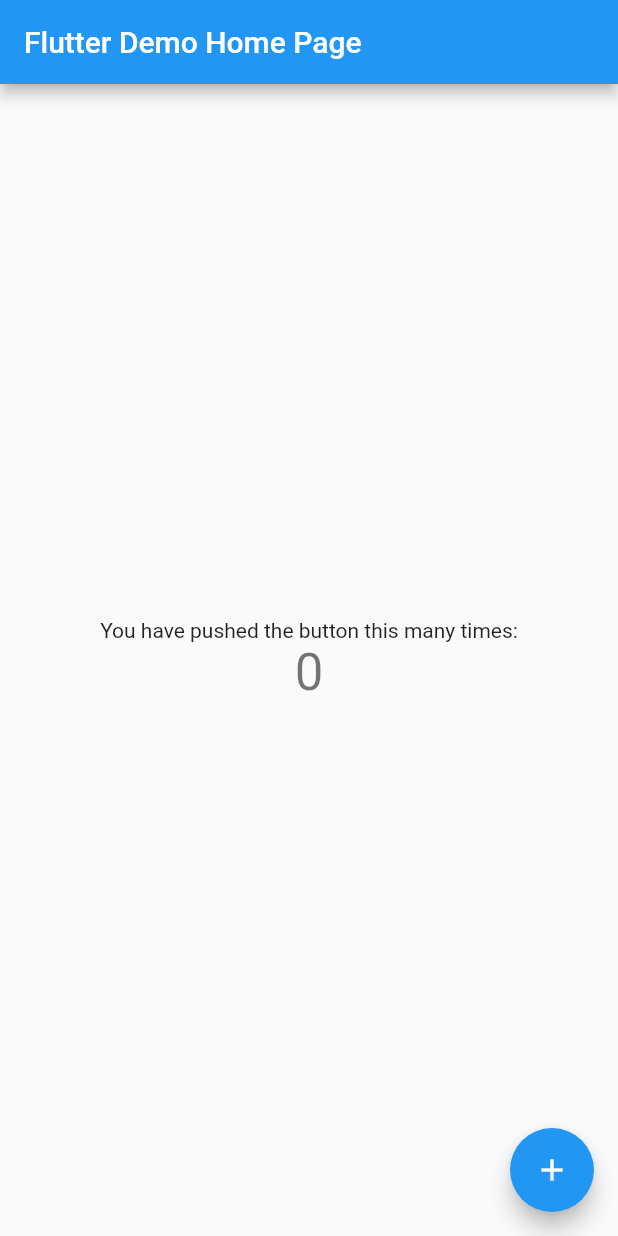
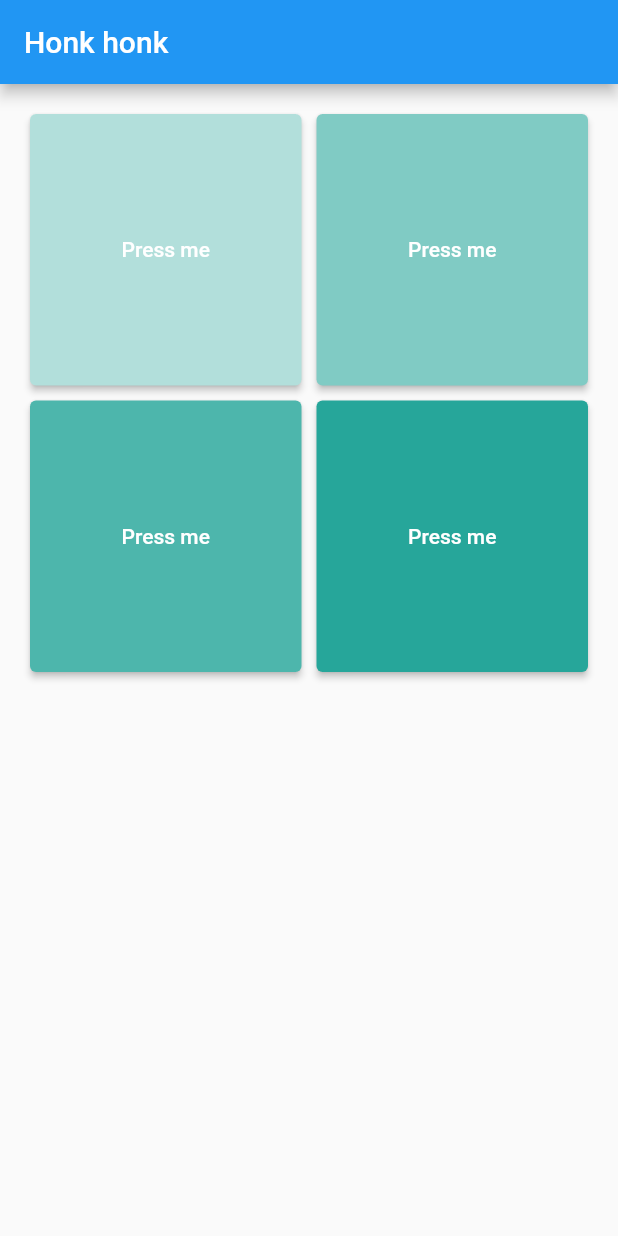
Before and after one commit to Pieter-JanRobrecht/soundboard, a Flutter app: the screen it shows after launch, on a phone screen of 412 x 824 dp. Run offline on Flutter 3.47's test engine with Material 2 defaults, Android fonts, the phone set to English and light mode, and no system bars.

Commit message:
Grid button homepage

```diff
--- /dev/null
+++ b/lib/grid_widget.dart
@@ -0,0 +1,30 @@
+import 'package:flutter/material.dart';
+
+class GridWidget extends StatelessWidget {
+  const GridWidget({super.key});
+
+  @override
+  Widget build(BuildContext context) {
+    return GridView.count(
+      primary: false,
+      padding: const EdgeInsets.all(20),
+      crossAxisSpacing: 10,
+      mainAxisSpacing: 10,
+      crossAxisCount: 2,
+      children: <Widget>[
+        _buildButton(color: Colors.teal[100]),
+        _buildButton(color: Colors.teal[200]),
+        _buildButton(color: Colors.teal[300]),
+        _buildButton(color: Colors.teal[400]),
+      ],
+    );
+  }
+
+  ElevatedButton _buildButton({required Color? color}) {
+    return ElevatedButton(
+        style: ElevatedButton.styleFrom(backgroundColor: color),
+        onPressed: () => print('hello'),
+        child: const Text('Press me'),
+      );
+  }
+}
--- /dev/null
+++ b/lib/home_page.dart
@@ -0,0 +1,16 @@
+import 'package:flutter/material.dart';
+import 'package:soundboard/grid_widget.dart';
+
+class ButtonHomePage extends StatelessWidget {
+  const ButtonHomePage({super.key});
+
+  @override
+  Widget build(BuildContext context) {
+    return Scaffold(
+      appBar: AppBar(
+        title: const Text('Honk honk'),
+      ),
+      body: const GridWidget(),
+    );
+  }
+}
--- a/lib/main.dart
+++ b/lib/main.dart
@@ -1,4 +1,5 @@
 import 'package:flutter/material.dart';
+import 'package:soundboard/home_page.dart';
 
 void main() {
   runApp(const MyApp());
@@ -24,7 +25,7 @@
         // is not restarted.
         primarySwatch: Colors.blue,
       ),
-      home: const MyHomePage(title: 'Flutter Demo Home Page'),
+      home: const ButtonHomePage(),
     );
   }
 }
```
